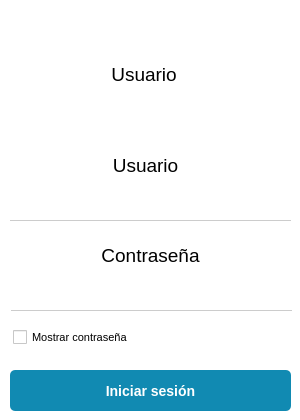
Above: src/gui/MainWindow.ui from Jorgemacias-12/AssistList before the change. Below: the same form after it.
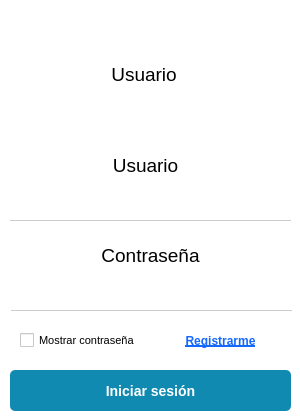
That is the form after the change.

Commit message: Add: agregar label para registrarse

The edit to the form file:
```diff
--- a/src/gui/MainWindow.ui
+++ b/src/gui/MainWindow.ui
@@ -185,10 +185,10 @@
    <widget class="QCheckBox" name="chb_password">
     <property name="geometry">
      <rect>
-      <x>13</x>
-      <y>322</y>
+      <x>20</x>
+      <y>330</y>
       <width>131</width>
-      <height>31</height>
+      <height>21</height>
      </rect>
     </property>
     <property name="font">
@@ -210,6 +210,27 @@
      <bool>false</bool>
     </property>
    </widget>
+   <widget class="QLabel" name="lbl_register_user">
+    <property name="geometry">
+     <rect>
+      <x>150</x>
+      <y>330</y>
+      <width>141</width>
+      <height>21</height>
+     </rect>
+    </property>
+    <property name="styleSheet">
+     <string notr="true">color: #1568fc;
+font-weight: bold;
+text-decoration: underline;</string>
+    </property>
+    <property name="text">
+     <string>Registrarme</string>
+    </property>
+    <property name="alignment">
+     <set>Qt::AlignCenter</set>
+    </property>
+   </widget>
   </widget>
  </widget>
  <resources/>
```
